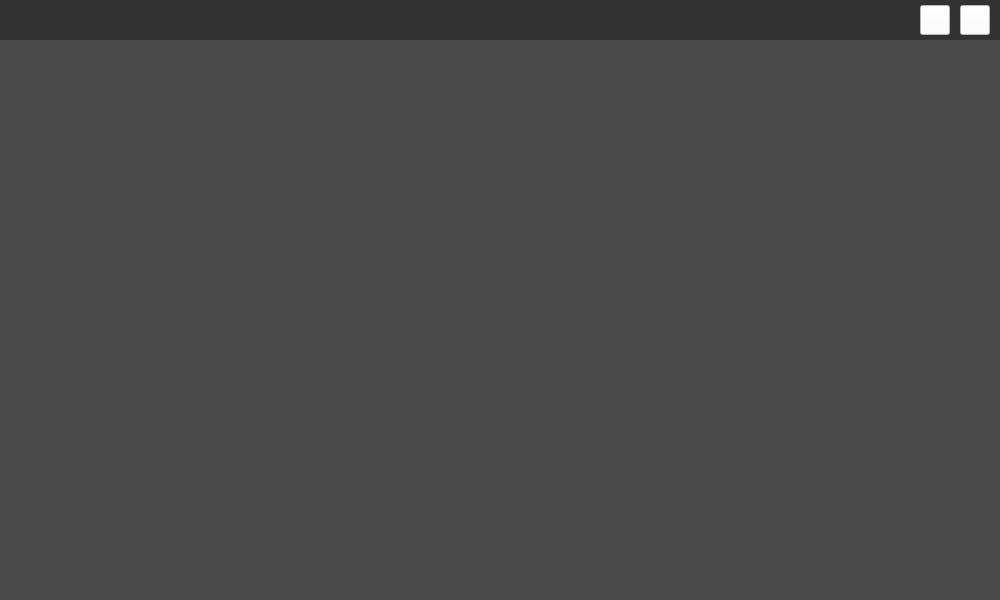
The window that MusicVisualization/src/View/Common/TopWindow.ui (MohanChi/MusicVisualization) describes before a commit, drawn with Qt 5.
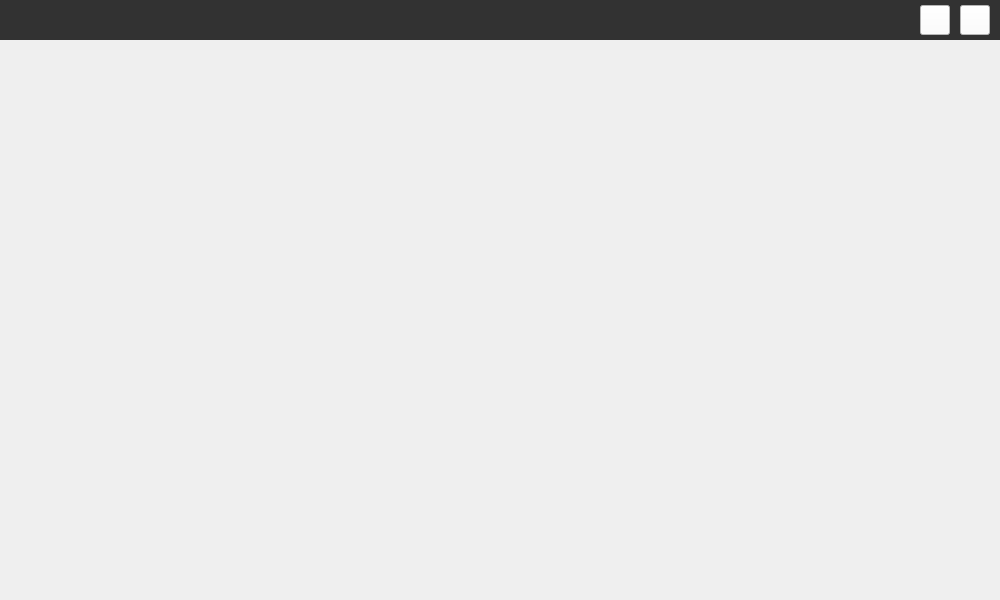
The same window after the commit. Icons and pictures are not drawn. Custom widgets are drawn as their Qt base class.

Commit message: fix reminder widget

The edit to the form file:
```diff
--- a/MusicVisualization/src/View/Common/TopWindow.ui
+++ b/MusicVisualization/src/View/Common/TopWindow.ui
@@ -99,7 +99,7 @@
     </rect>
    </property>
    <property name="styleSheet">
-    <string notr="true">background-color: rgb(75, 75, 75);</string>
+    <string notr="true"/>
    </property>
   </widget>
  </widget>
```
The commit also changes 6 other files.
